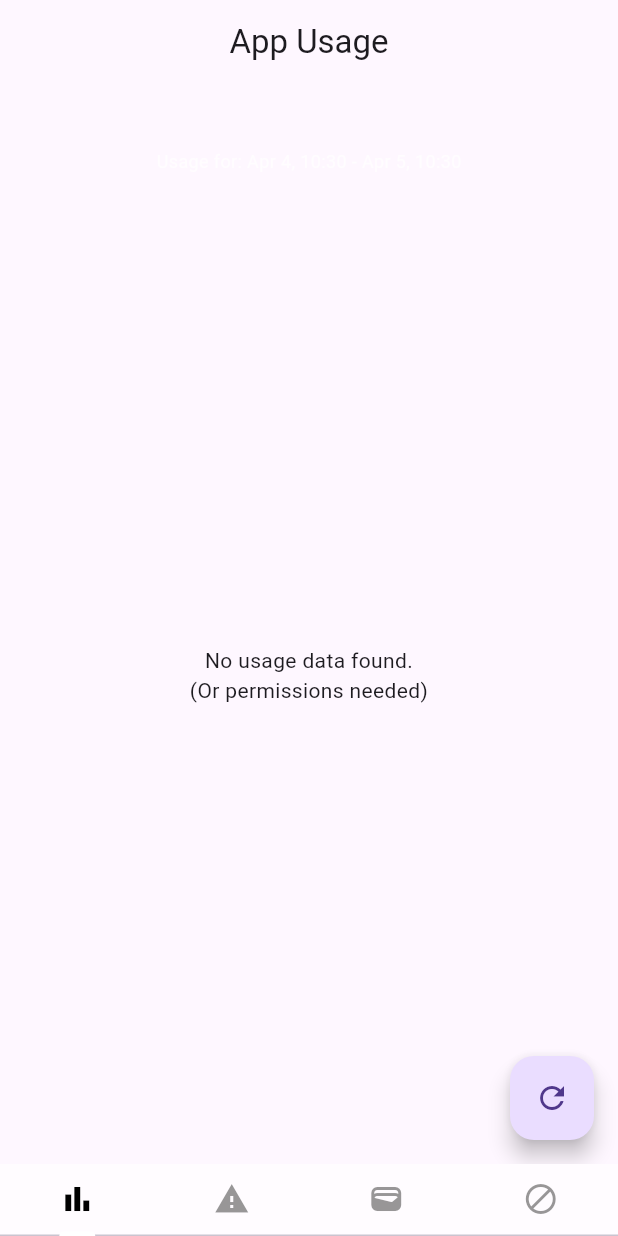
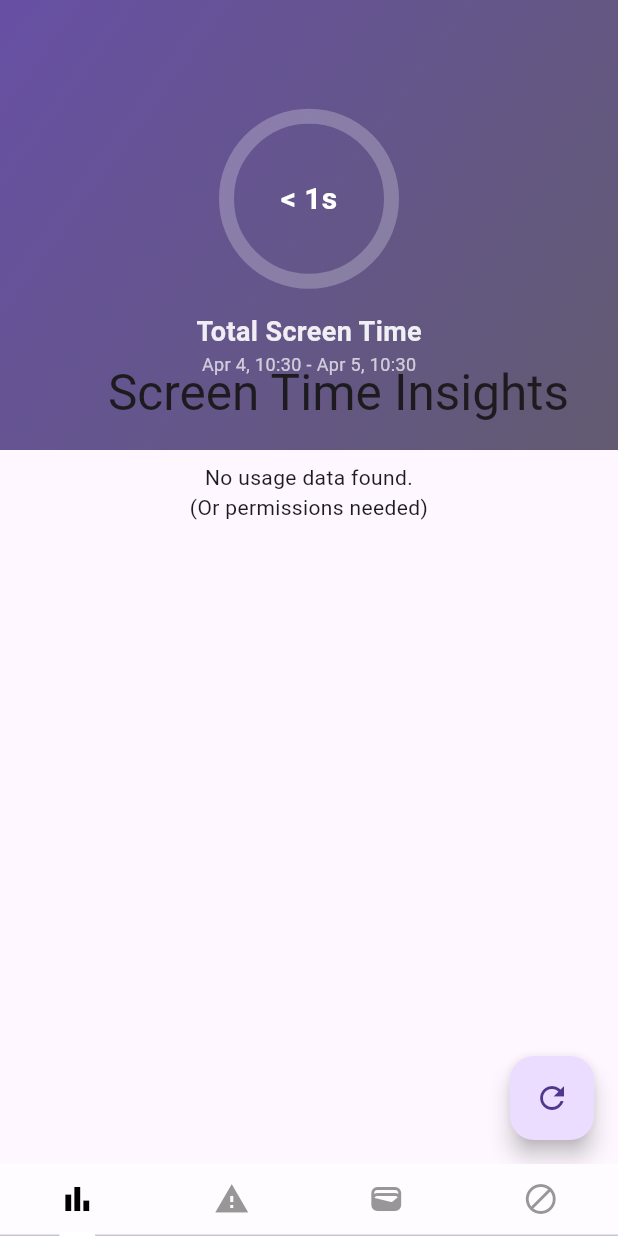
Before and after one commit to SlimeMan10/coughacks2025, a Flutter app: the screen it shows after launch, on a phone screen of 412 x 824 dp. Run offline on Flutter 3.47's test engine with Material 3 defaults, Android fonts, the phone set to English and light mode, and no system bars; drawn by our look-alikes of percent_indicator; our stand-ins replace shared_preferences; missing offline and left inert: app_usage, installed_apps.

Commit message:
initial screen time work

```diff
--- a/app/lib/AppUsage.dart
+++ b/app/lib/AppUsage.dart
@@ -3,10 +3,19 @@ import 'package:app_usage/app_usage.dart';
 import 'package:installed_apps/installed_apps.dart';
 import 'package:installed_apps/app_info.dart';
 import 'package:intl/intl.dart';
-import 'package:flutter/services.dart'; // For platform channel
-import 'Permissions.dart'; // Import the new file
+import 'package:flutter/services.dart';
+import 'package:percent_indicator/circular_percent_indicator.dart'; // Add to pubspec.yaml
+
+void main() {
+  runApp(const MaterialApp(
+    home: AppUsageApp(),
+    debugShowCheckedModeBanner: false,
+  ));
+}
 
 class AppUsageApp extends StatefulWidget {
+  const AppUsageApp({super.key});
+
   @override
   AppUsageAppState createState() => AppUsageAppState();
 }
@@ -20,7 +29,7 @@ class AppUsageAppState extends State<AppUsageApp> with AutomaticKeepAliveClientM
   DateTime _endDate = DateTime.now();
 
   @override
-  bool get wantKeepAlive => true; // This ensures the state is kept alive
+  bool get wantKeepAlive => true;
 
   @override
   void initState() {
@@ -40,13 +49,11 @@ class AppUsageAppState extends State<AppUsageApp> with AutomaticKeepAliveClientM
       _endDate = DateTime.now();
       _startDate = _endDate.subtract(const Duration(days: 1));
 
-      // Fetch usage stats
       List<AppUsageInfo> infoList = await AppUsage().getAppUsage(
         _startDate,
         _endDate,
       );
 
-      // Fetch installed apps
       List<AppInfo> installedApps = await InstalledApps.getInstalledApps(
         false,
         true,
@@ -65,7 +72,7 @@ class AppUsageAppState extends State<AppUsageApp> with AutomaticKeepAliveClientM
       print("Error fetching data: $exception");
       setState(() {
         _isLoading = false;
-        _error = "Failed to load data.\nEnsure permissions are granted.";
+        _error = "Failed to load data.\nEnsure usage access permissions are granted.";
         _infos = [];
       });
       if (mounted) {
@@ -88,36 +95,85 @@ class AppUsageAppState extends State<AppUsageApp> with AutomaticKeepAliveClientM
     return "$hours:$minutes:$seconds";
   }
 
+  // Dynamic category inference based on package name
+  String inferCategory(String packageName) {
+    packageName = packageName.toLowerCase();
+    if (packageName.contains('youtube') ||
+        packageName.contains('netflix') ||
+        packageName.contains('video') ||
+        packageName.contains('music')) {
+      return 'Entertainment';
+    } else if (packageName.contains('facebook') ||
+               packageName.contains('twitter') ||
+               packageName.contains('instagram') ||
+               packageName.contains('social')) {
+      return 'Social';
+    } else if (packageName.contains('chrome') ||
+               packageName.contains('docs') ||
+               packageName.contains('office') ||
+               packageName.contains('email')) {
+      return 'Productivity';
+    } else if (packageName.contains('game') ||
+               packageName.contains('play') && !packageName.contains('google')) {
+      return 'Games';
+    } else if (packageName.contains('messenger') ||
+               packageName.contains('whatsapp') ||
+               packageName.contains('chat')) {
+      return 'Communication';
+    } else {
+      return 'Other';
+    }
+  }
+
+  // Calculate total usage time
+  Duration getTotalUsage() {
+    return _infos.fold(Duration.zero, (sum, info) => sum + info.usage);
+  }
+
+  // Calculate category breakdown dynamically
+  Map<String, Duration> getCategoryBreakdown() {
+    Map<String, Duration> breakdown = {};
+    for (var info in _infos) {
+      String category = inferCategory(info.packageName);
+      breakdown[category] = (breakdown[category] ?? Duration.zero) + info.usage;
+    }
+    return breakdown;
+  }
+
   @override
   Widget build(BuildContext context) {
-    super.build(context); // Required for AutomaticKeepAliveClientMixin
+    super.build(context);
     final DateFormat formatter = DateFormat('MMM d, HH:mm');
     final String timeRangeString =
         "${formatter.format(_startDate)} - ${formatter.format(_endDate)}";
 
     return Scaffold(
-      appBar: AppBar(
-        title: const Text('App Usage'),
-        centerTitle: true,
-        bottom: PreferredSize(
-          preferredSize: const Size.fromHeight(60.0),
-          child: Column(
-            children: [
-              Text(
-                "Usage for: $timeRangeString",
-                style: TextStyle(
-                  fontSize: 12,
-                  color: Theme.of(context).appBarTheme.foregroundColor
-                          ?.withOpacity(0.8) ??
-                      Colors.white70,
-                ),
-              ),
+      body: CustomScrollView(
+        slivers: [
+          SliverAppBar(
+            expandedHeight: 300.0,
+            floating: false,
+            pinned: true,
+            flexibleSpace: FlexibleSpaceBar(
+              title: const Text('Screen Time Insights'),
+              background: Container(
+                decoration: BoxDecoration(
+                  gradient: LinearGradient(
+                    begin: Alignment.topLeft,
+                    end: Alignment.bottomRight,
+                    colors: [
+                      Theme.of(context).colorScheme.primary,
+                      Theme.of(context).colorScheme.secondary,
                     ],
                   ),
                 ),
+                child: _buildInsightsHeader(timeRangeString),
               ),
-      body: Padding(
-        padding: const EdgeInsets.only(top: 8.0),
+            ),
+          ),
+          SliverToBoxAdapter(
+            child: Padding(
+              padding: const EdgeInsets.all(8.0),
               child: _isLoading
                   ? const Center(child: CircularProgressIndicator())
                   : _error != null
@@ -141,7 +197,19 @@ class AppUsageAppState extends State<AppUsageApp> with AutomaticKeepAliveClientM
                                 textAlign: TextAlign.center,
                               ),
                             )
-                    : ListView.builder(
+                          : Column(
+                              children: [
+                                const SizedBox(height: 16),
+                                const Text(
+                                  'App Details',
+                                  style: TextStyle(
+                                    fontSize: 20,
+                                    fontWeight: FontWeight.bold,
+                                  ),
+                                ),
+                                ListView.builder(
+                                  shrinkWrap: true,
+                                  physics: const NeverScrollableScrollPhysics(),
                                   itemCount: _infos.length,
                                   itemBuilder: (context, index) {
                                     final info = _infos[index];
@@ -165,6 +233,13 @@ class AppUsageAppState extends State<AppUsageApp> with AutomaticKeepAliveClientM
                                           style: const TextStyle(fontWeight: FontWeight.w500),
                                           overflow: TextOverflow.ellipsis,
                                         ),
+                                        subtitle: Text(
+                                          inferCategory(info.packageName),
+                                          style: TextStyle(
+                                            color: Colors.grey[600],
+                                            fontSize: 12,
+                                          ),
+                                        ),
                                         trailing: Text(
                                           formatDuration(info.usage),
                                           style: TextStyle(
@@ -176,6 +251,11 @@ class AppUsageAppState extends State<AppUsageApp> with AutomaticKeepAliveClientM
                                     );
                                   },
                                 ),
+                              ],
+                            ),
+            ),
+          ),
+        ],
       ),
       floatingActionButton: FloatingActionButton(
         onPressed: getUsageStatsAndIcons,
@@ -184,4 +264,78 @@ class AppUsageAppState extends State<AppUsageApp> with AutomaticKeepAliveClientM
       ),
     );
   }
+
+  Widget _buildInsightsHeader(String timeRangeString) {
+    final totalUsage = getTotalUsage();
+    final categoryBreakdown = getCategoryBreakdown();
+    final double usagePercentage = totalUsage.inMinutes / (24 * 60); // Percentage of day
+
+    return Padding(
+      padding: const EdgeInsets.all(16.0),
+      child: Column(
+        mainAxisAlignment: MainAxisAlignment.center,
+        children: [
+          const SizedBox(height: 40),
+          CircularPercentIndicator(
+            radius: 60.0,
+            lineWidth: 10.0,
+            percent: usagePercentage > 1 ? 1 : usagePercentage,
+            center: Text(
+              formatDuration(totalUsage),
+              style: const TextStyle(
+                fontSize: 20,
+                fontWeight: FontWeight.bold,
+                color: Colors.white,
+              ),
+            ),
+            progressColor: Colors.white,
+            backgroundColor: Colors.white24,
+          ),
+          const SizedBox(height: 16),
+          Text(
+            "Total Screen Time",
+            style: TextStyle(
+              fontSize: 18,
+              color: Colors.white.withOpacity(0.9),
+              fontWeight: FontWeight.w600,
+            ),
+          ),
+          Text(
+            timeRangeString,
+            style: TextStyle(
+              fontSize: 12,
+              color: Colors.white.withOpacity(0.7),
+            ),
+          ),
+          const SizedBox(height: 16),
+          _buildCategorySummary(categoryBreakdown),
+        ],
+      ),
+    );
   }
+
+  Widget _buildCategorySummary(Map<String, Duration> breakdown) {
+    return Wrap(
+      spacing: 8.0,
+      runSpacing: 8.0,
+      alignment: WrapAlignment.center,
+      children: breakdown.entries.map((entry) {
+        return Container(
+          padding: const EdgeInsets.symmetric(horizontal: 12, vertical: 6),
+          decoration: BoxDecoration(
+            color: Colors.white.withOpacity(0.2),
+            borderRadius: BorderRadius.circular(12),
+          ),
+          child: Text(
+            "${entry.key}: ${formatDuration(entry.value)}",
+            style: const TextStyle(
+              color: Colors.white,
+              fontSize: 12,
+              fontWeight: FontWeight.w500,
+            ),
+          ),
+        );
+      }).toList(),
+    );
+  }
+}
--- a/app/pubspec.yaml
+++ b/app/pubspec.yaml
@@ -39,6 +39,7 @@ dependencies:
   installed_apps: ^1.6.0
   permission_handler: ^11.3.1  # Add this
   shared_preferences: ^2.2.2
+  percent_indicator: ^4.2.3
 # Add this to get app icons
 
 dev_dependencies:
```
Also changed, not shown: app/pubspec.lock. Lines whose indentation alone changed are shown as unchanged.
